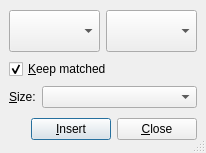
The window that src/frontends/qt4/ui/QDelimiterUi.ui (cburschka/lyx) describes before a commit, drawn with Qt 5.
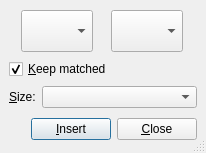
The same window after the commit.

Commit message: Delimiter dilaog: Cleanup the code and rework the dialog a bit. Most of the change is about using the new private member delimiters_ instead of the "delim" table.  Also, we don't display an icon when the delimiter is one character. I did not manage to let the combos expand to the maximum.

```diff
--- a/src/frontends/qt4/ui/QDelimiterUi.ui
+++ b/src/frontends/qt4/ui/QDelimiterUi.ui
@@ -66,12 +66,26 @@
      </property>
      <item>
       <widget class="QComboBox" name="leftCO" >
+       <property name="sizePolicy" >
+        <sizepolicy>
+         <hsizetype>4</hsizetype>
+         <vsizetype>4</vsizetype>
+         <horstretch>0</horstretch>
+         <verstretch>0</verstretch>
+        </sizepolicy>
+       </property>
        <property name="minimumSize" >
         <size>
          <width>42</width>
          <height>42</height>
         </size>
        </property>
+       <property name="maxVisibleItems" >
+        <number>100</number>
+       </property>
+       <property name="sizeAdjustPolicy" >
+        <enum>QComboBox::AdjustToContents</enum>
+       </property>
        <property name="iconSize" >
         <size>
          <width>32</width>
@@ -82,6 +96,14 @@
      </item>
      <item>
       <widget class="QComboBox" name="rightCO" >
+       <property name="sizePolicy" >
+        <sizepolicy>
+         <hsizetype>4</hsizetype>
+         <vsizetype>4</vsizetype>
+         <horstretch>0</horstretch>
+         <verstretch>0</verstretch>
+        </sizepolicy>
+       </property>
        <property name="minimumSize" >
         <size>
          <width>42</width>
```
Left out of the diff: 13 changed lines with no effect on the pictures. The commit also changes 2 other files.
